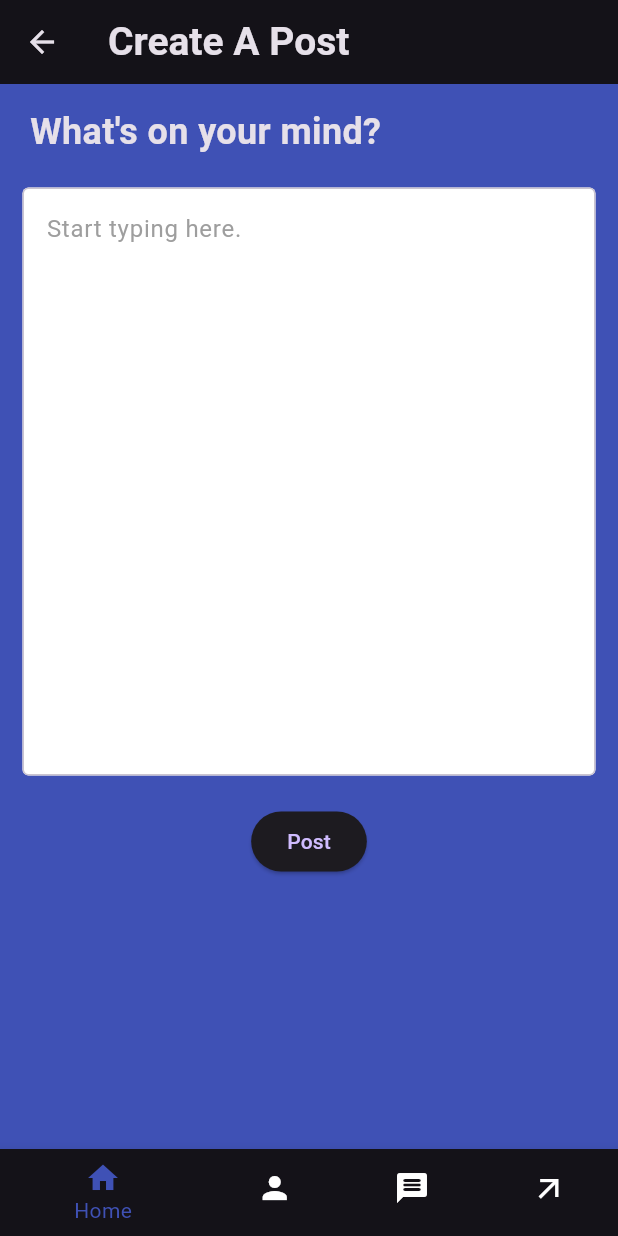
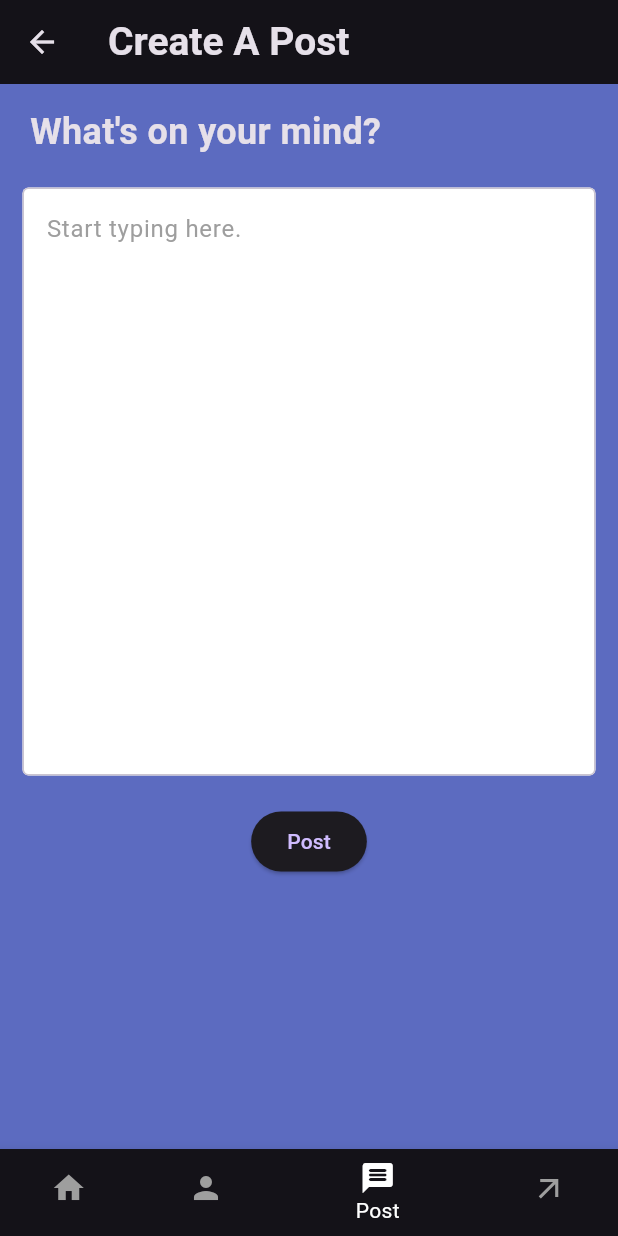
Before and after one commit to AnEdgyVeggie/ServiceVoice, a Flutter app: the CreatePost screen opened by its route, on a phone screen of 412 x 824 dp. Run offline on Flutter 3.47's test engine with Material 3 defaults, Android fonts, the light colour scheme and no system bars; our stand-ins replace cloud_firestore, firebase_core; accounts and stored records are empty.

Commit message:
have feed updating as posts are made, working on adding friend postrs to feed, working on profiles"

```diff
--- a/lib/classes/post.dart
+++ b/lib/classes/post.dart
@@ -1,35 +1,31 @@
+import 'package:cloud_firestore/cloud_firestore.dart';
+
 class Post {
 
   late String id;
   late String userID;
   late String body;
   late int likes;
-  List<String> comments = [];
-  DateTime postDate = DateTime.now();
+  late List<dynamic> comments;
+  late Timestamp postDate;
 
   Post ({
     required this.id,
     required this.userID,
     required this.body,
     required this.likes,
-    required comments,
-    required postDate
+    required this.comments,
+    required this.postDate
   });
 
-  // factory Post.fromJson(Map<String, dynamic> json) => Post(
-  //   id: json['id'],
-  //   username: json['username'],
-  //   body: json['body'],
-  //   likes: json['likes']
-  // );
 
   Map<String, dynamic> toJson() => {
     'id': id,
     'user_id': userID,
     'body': body,
     'likes': likes,
-    'comments': comments,
-    'post_date': postDate
+    'comments': [],
+    'post_date': Timestamp.now()
   };
 
   @override
--- a/lib/classes/user.dart
+++ b/lib/classes/user.dart
@@ -5,18 +5,18 @@ class User {
   String? userid;
   late String email;
   late String firstName;
-  List<int> friends = [];
+  late List<dynamic> friends;
   late String? lastName;
   late String password;
   late String? phoneNumber;
-  List<int> posts = [];
+  late List<dynamic>? posts;
   Image? profilePicture;
   late String username;
 
 
   User({ required userid, required this.username, required this.firstName,
   required this.lastName, required this.email,
-  required this.phoneNumber, required this.password, });
+  required this.phoneNumber, required this.password, required this.friends, required this.posts});
 
   // factory User.fromJson(Map<String, dynamic> json) => User(
 
@@ -34,8 +34,8 @@ class User {
     'email': email,
     'password': password,
     'phone': phoneNumber,
-    'friends': friends,
-    'posts': posts
+    'friends': [],
+    'posts': []
   };
 
   @override
@@ -46,7 +46,7 @@ class User {
             "email: $email\n"
             "password: $password\n"
             "friends: ${friends.length}\n"
-            "posts: ${posts.length}\n";
+            "posts: ${posts!.length}\n";
   }
 
   void setID(newId) {
--- a/lib/components/bottom-nav-bar.dart
+++ b/lib/components/bottom_nav_bar.dart
@@ -1,10 +1,11 @@
 import 'package:flutter/material.dart';
-import 'package:service_voice/constants/colors.dart';
+// import 'package:service_voice/constants/colors.dart';
 
 class BottomNavBar extends StatefulWidget {
+  final int usedIndex;
 
 
-  BottomNavBar({ super.key, });
+  BottomNavBar({ super.key, required this.usedIndex });
 
   @override
   State<BottomNavBar>  createState() => _BottomNavBarState();
@@ -16,9 +17,17 @@ class _BottomNavBarState extends State<BottomNavBar> {
 @override
 Widget build(BuildContext context) {
   return BottomNavigationBar(
-    backgroundColor: Colors.amber,
-      selectedItemColor: selectedIconColor,
-      unselectedItemColor: unselectedIconColor,
+
+    selectedItemColor: Colors.white,
+    selectedLabelStyle: const TextStyle(
+      color: Colors.white
+    ),
+    unselectedItemColor: Colors.grey,
+    unselectedLabelStyle: const TextStyle(
+      color: Colors.grey
+    ),
+
+      currentIndex: widget.usedIndex,
         onTap: (index) {
           switch (index) {
             case 0:
@@ -31,7 +40,7 @@ Widget build(BuildContext context) {
                Navigator.pushNamedAndRemoveUntil(context, '/create-post', (route) => false);
               break;
             case 3:
-               Navigator.pushNamedAndRemoveUntil(context, '/login', (route) => false);
+              Navigator.popAndPushNamed(context, '/login');
           }
         },
         enableFeedback: true,
--- a/lib/components/create-post.dart
+++ b/lib/components/create_post.dart
@@ -1,7 +1,8 @@
+import 'package:cloud_firestore/cloud_firestore.dart';
 import 'package:flutter/material.dart';
 import 'package:service_voice/constants/fonts.dart';
 import 'package:service_voice/database/database_handler.dart';
-import '/components/bottom-nav-bar.dart';
+import 'bottom_nav_bar.dart';
 import '/classes/post.dart';
 import '/classes/user.dart';
 
@@ -9,7 +10,7 @@ class CreatePost extends StatefulWidget{
 
   final User? loggedInAs;
 
-  CreatePost({ super.key, required this.loggedInAs });
+  const CreatePost({ super.key, required this.loggedInAs });
 
 
   @override
@@ -55,7 +56,7 @@ class _CreatePageState extends State<CreatePost> {
                 ),
                 minLines: 15,
                 maxLines: 30,
-                style: TextStyle(color: Colors.black),
+                style: const TextStyle(color: Colors.black),
               ),
             ),
             Padding(
@@ -70,7 +71,7 @@ class _CreatePageState extends State<CreatePost> {
                     String postBody = postControl.text;
 
 
-                    Post newPost = Post(id: "", body: postBody, userID: userID, likes: 0, comments: [], postDate: DateTime.now());
+                    Post newPost = Post(id: "", body: postBody, userID: userID, likes: 0, comments: [], postDate: Timestamp.now());
                     if (DatabaseHandler.addPost(newPost, userID)) {
                       postControl.text = "";
                     }
@@ -84,9 +85,7 @@ class _CreatePageState extends State<CreatePost> {
           ],
       ),
 
-
-
-      bottomNavigationBar: BottomNavBar(),
+      bottomNavigationBar: BottomNavBar(usedIndex: 2),
     );
   }
 }
--- a/lib/components/login.dart
+++ b/lib/components/login.dart
@@ -136,7 +136,7 @@ class _LoginState extends State<Login> {
                 padding: const EdgeInsets.only(top: 100),
                 child: Center(
                   child: FilledButton(
-                      style: const ButtonStyle(
+                      style: ButtonStyle(
                         backgroundColor: MaterialStatePropertyAll<Color>(kLbackgroundColor),
                       ),
                     onPressed: () {
--- a/lib/constants/colors.dart
+++ b/lib/constants/colors.dart
@@ -2,9 +2,11 @@ import 'package:flutter/material.dart';
 
 const Color kappBarColor = Colors.indigoAccent;
 
-const Color kLbackgroundColor = Colors.indigo;
+ Color kLbackgroundColor = Colors.indigo.shade400;
 const Color kLforegroundColor = Colors.white;
 
 // bottom nav bar
 const selectedIconColor = Colors.indigo;
 const unselectedIconColor = Colors.white;
+
+//
--- a/lib/main.dart
+++ b/lib/main.dart
@@ -9,7 +9,7 @@ import 'package:service_voice/classes/user.dart';
 import 'components/home.dart';
 import 'components/login.dart';
 import 'components/register.dart';
-import 'components/create-post.dart';
+import 'components/create_post.dart';
 
 void main() async {
   WidgetsFlutterBinding.ensureInitialized();
@@ -25,7 +25,7 @@ class ServiceVoice extends StatelessWidget {
 
 static User user = User(userid: '', username: '', firstName: '',
                        lastName: '', email: '', password: '',
-                       phoneNumber: ""
+                       phoneNumber: "", friends: [], posts: []
                        );
 
   const ServiceVoice({ super.key });
```
Also changed, not shown: lib/components/home.dart (+69 -21 lines), lib/components/post_display.dart (+59 -14 lines), lib/components/profile_page.dart (added, +25 -0 lines), lib/components/register.dart (+10 -9 lines), lib/database/database_handler.dart (+24 -26 lines).
